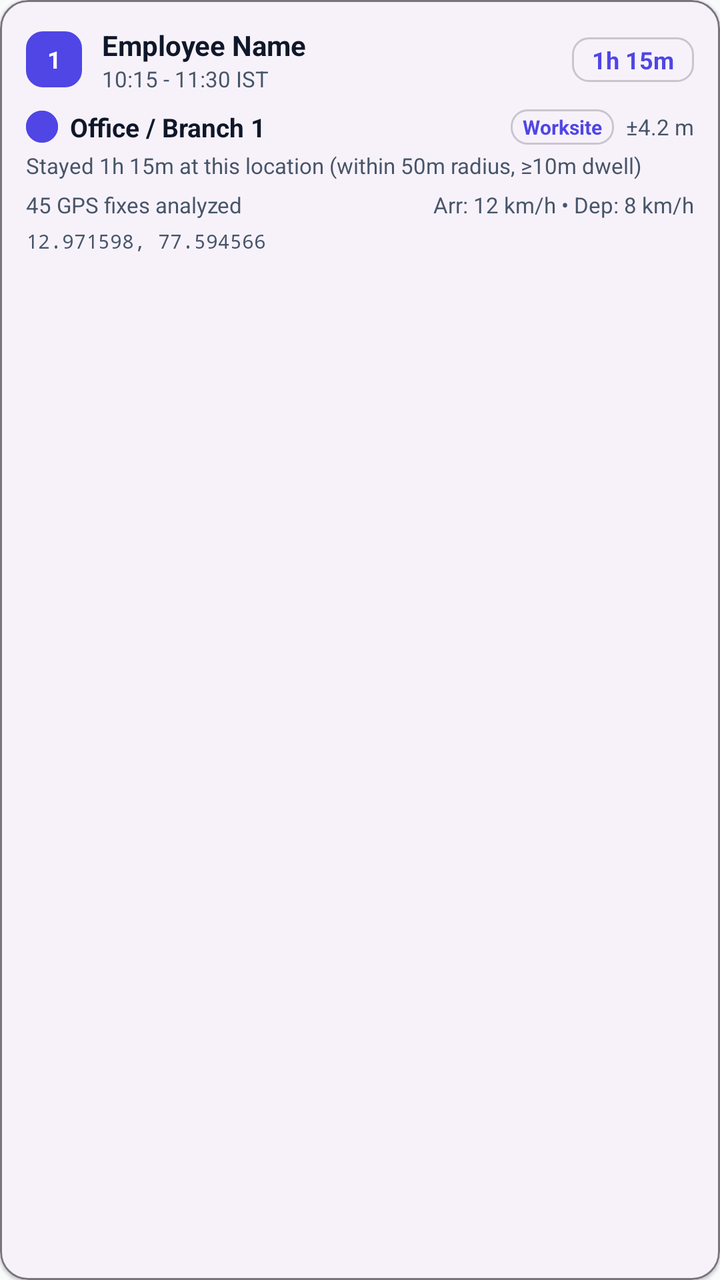
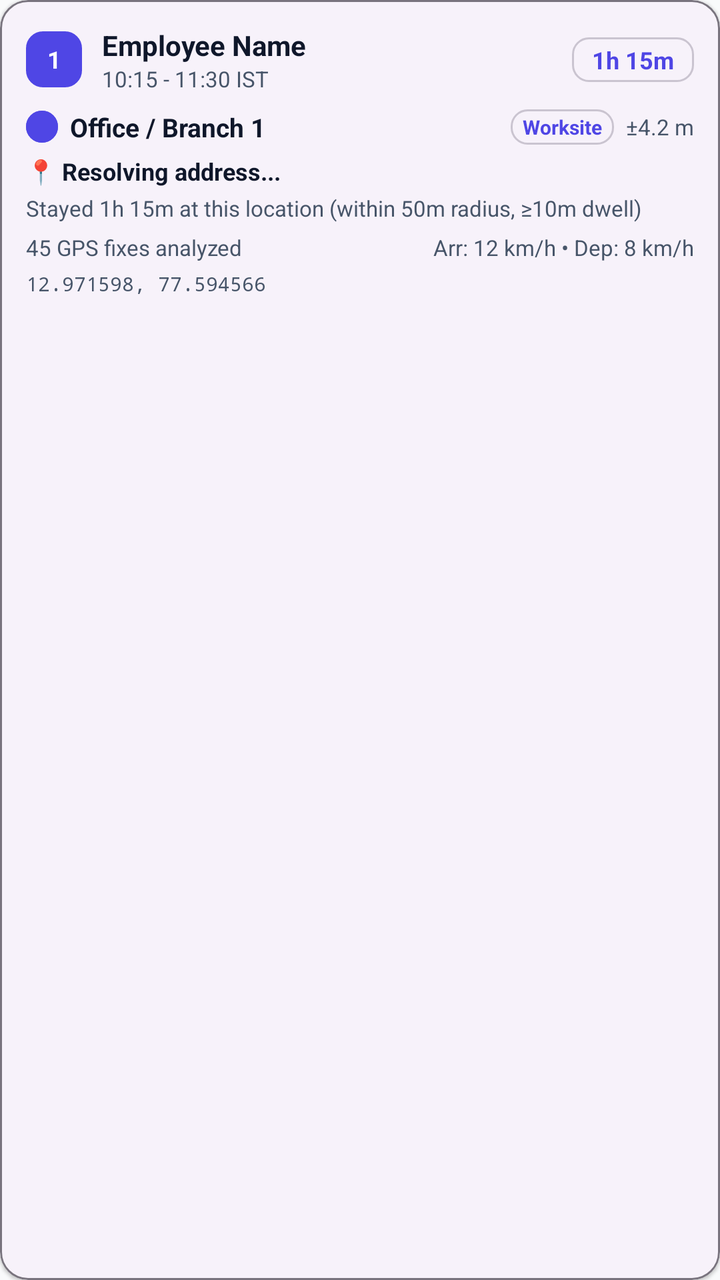

Two renders of the same Android screen: before a commit and after it. Below are the layout's source before the change and the commit's diff.
<!-- AndroidManifest.xml: application theme Theme.Biometric -->
<!-- res/layout/item_location_stay.xml -->
<?xml version="1.0" encoding="utf-8"?>
<com.google.android.material.card.MaterialCardView xmlns:android="http://schemas.android.com/apk/res/android"
    xmlns:app="http://schemas.android.com/apk/res-auto"
    android:id="@+id/cardStay"
    android:layout_width="match_parent"
    android:layout_height="wrap_content"
    android:layout_marginBottom="8dp"
    android:clickable="true"
    android:focusable="true"
    android:foreground="?attr/selectableItemBackground"
    app:cardCornerRadius="14dp"
    app:cardElevation="1dp"
    app:strokeWidth="1dp"
    app:strokeColor="?attr/colorOutline">

    <LinearLayout
        android:layout_width="match_parent"
        android:layout_height="wrap_content"
        android:orientation="vertical"
        android:padding="13dp">

        
        <LinearLayout
            android:layout_width="match_parent"
            android:layout_height="wrap_content"
            android:gravity="center_vertical"
            android:orientation="horizontal">

            <TextView
                android:id="@+id/tvStaySequence"
                android:layout_width="28dp"
                android:layout_height="28dp"
                android:background="@drawable/bg_rounded_card_outline"
                android:backgroundTint="?attr/colorPrimary"
                android:gravity="center"
                android:text="1"
                android:textColor="#FFFFFF"
                android:textSize="12sp"
                android:textStyle="bold" />

            <LinearLayout
                android:layout_width="0dp"
                android:layout_height="wrap_content"
                android:layout_marginStart="10dp"
                android:layout_weight="1"
                android:orientation="vertical">

                <TextView
                    android:id="@+id/tvStayEmployee"
                    android:layout_width="wrap_content"
                    android:layout_height="wrap_content"
                    android:text="Employee Name"
                    android:textColor="?attr/colorOnSurface"
                    android:textSize="14sp"
                    android:textStyle="bold" />

                <TextView
                    android:id="@+id/tvStayTime"
                    android:layout_width="wrap_content"
                    android:layout_height="wrap_content"
                    android:text="10:15 - 11:30 IST"
                    android:textColor="?attr/colorOnSurfaceVariant"
                    android:textSize="11sp" />
            </LinearLayout>

            <TextView
                android:id="@+id/tvStayDuration"
                android:layout_width="wrap_content"
                android:layout_height="wrap_content"
                android:paddingStart="10dp"
                android:paddingTop="3dp"
                android:paddingEnd="10dp"
                android:paddingBottom="3dp"
                android:background="@drawable/bg_rounded_card_outline"
                android:text="1h 15m"
                android:textColor="?attr/colorPrimary"
                android:textSize="12sp"
                android:textStyle="bold" />
        </LinearLayout>

        
        <LinearLayout
            android:layout_width="match_parent"
            android:layout_height="wrap_content"
            android:layout_marginTop="8dp"
            android:gravity="center_vertical"
            android:orientation="horizontal">

            <ImageView
                android:layout_width="16dp"
                android:layout_height="16dp"
                android:src="@drawable/ic_office_marker"
                app:tint="?attr/colorPrimary" />

            <TextView
                android:id="@+id/tvStayLocation"
                android:layout_width="0dp"
                android:layout_height="wrap_content"
                android:layout_marginStart="6dp"
                android:layout_weight="1"
                android:text="Office / Branch 1"
                android:textColor="?attr/colorOnSurface"
                android:textSize="13sp"
                android:textStyle="bold" />

            <TextView
                android:id="@+id/tvStayCategory"
                android:layout_width="wrap_content"
                android:layout_height="wrap_content"
                android:paddingStart="6dp"
                android:paddingEnd="6dp"
                android:paddingTop="2dp"
                android:paddingBottom="2dp"
                android:background="@drawable/bg_rounded_card_outline"
                android:textSize="10sp"
                android:textStyle="bold"
                android:textColor="?attr/colorPrimary"
                android:text="Worksite" />

            <Space android:layout_width="6dp" android:layout_height="1dp" />

            <TextView
                android:id="@+id/tvStayAccuracy"
                android:layout_width="wrap_content"
                android:layout_height="wrap_content"
                android:text="±4.2 m"
                android:textColor="?attr/colorOnSurfaceVariant"
                android:textSize="11sp" />
        </LinearLayout>

        
        <TextView
            android:id="@+id/tvStayAdminSummary"
            android:layout_width="match_parent"
            android:layout_height="wrap_content"
            android:layout_marginTop="3dp"
            android:text="Stayed 1h 15m at this location (within 50m radius, ≥10m dwell)"
            android:textColor="?attr/colorOnSurfaceVariant"
            android:textSize="11sp" />

        
        <LinearLayout
            android:layout_width="match_parent"
            android:layout_height="wrap_content"
            android:layout_marginTop="5dp"
            android:gravity="center_vertical"
            android:orientation="horizontal">

            <TextView
                android:id="@+id/tvStayPoints"
                android:layout_width="0dp"
                android:layout_height="wrap_content"
                android:layout_weight="1"
                android:text="45 GPS fixes analyzed"
                android:textColor="?attr/colorOnSurfaceVariant"
                android:textSize="11sp" />

            <TextView
                android:id="@+id/tvStaySpeeds"
                android:layout_width="wrap_content"
                android:layout_height="wrap_content"
                android:text="Arr: 12 km/h • Dep: 8 km/h"
                android:textColor="?attr/colorOnSurfaceVariant"
                android:textSize="11sp" />
        </LinearLayout>

        
        <TextView
            android:id="@+id/tvStayCoords"
            android:layout_width="match_parent"
            android:layout_height="wrap_content"
            android:layout_marginTop="4dp"
            android:text="12.971598, 77.594566"
            android:textColor="?attr/colorOnSurfaceVariant"
            android:textSize="10sp"
            android:fontFamily="monospace" />

    </LinearLayout>
</com.google.android.material.card.MaterialCardView>
<!-- resources referenced by this layout -->
<resources>
  <!-- drawable bg_rounded_card_outline (drawable) -->
  <?xml version="1.0" encoding="utf-8"?>
  <shape xmlns:android="http://schemas.android.com/apk/res/android"
      android:shape="rectangle">
      <corners android:radius="8dp" />
      <stroke
          android:width="1dp"
          android:color="?attr/colorOutlineVariant" />
  </shape>
  <!-- drawable ic_office_marker (drawable) -->
  <vector xmlns:android="http://schemas.android.com/apk/res/android"
      android:width="34dp"
      android:height="34dp"
      android:viewportWidth="34"
      android:viewportHeight="34">
    <path
        android:fillColor="#FFFFFF"
        android:pathData="M17,17m-17,0a17,17 0,1 1,34 0a17,17 0,1 1,-34 0"/>
    <path
        android:strokeColor="#6C757D"
        android:strokeWidth="3"
        android:pathData="M17,17m-15.5,0a15.5,15.5 0,1 1,31 0a15.5,15.5 0,1 1,-31 0"/>
    <path
        android:fillColor="#495057"
        android:pathData="M12,12h10v10h-10zM14,14v6h6v-6z"/>
  </vector>
  <style name="Theme.Biometric" parent="Theme.Material3.DayNight.NoActionBar">
          
          <item name="colorPrimary">@color/colorPrimary</item>
          <item name="colorPrimaryDark">@color/colorPrimaryDark</item>
          <item name="colorPrimaryVariant">@color/colorPrimaryDark</item>
          <item name="colorOnPrimary">@android:color/white</item>
          
          
          <item name="colorSecondary">@color/colorAccent</item>
          <item name="colorOnSecondary">@android:color/white</item>
  
          
          <item name="android:colorBackground">@color/window_background</item>
          <item name="android:windowBackground">@color/window_background</item>
          <item name="android:windowDisablePreview">false</item>
          <item name="colorSurface">@color/window_background</item>
          <item name="colorOnSurface">@color/text_primary</item>
          <item name="colorSurfaceVariant">@color/colorSurfaceVariant</item>
          <item name="colorOnSurfaceVariant">@color/text_secondary</item>
          <item name="colorError">@color/red</item>
          <item name="colorOnError">@android:color/white</item>
          <item name="colorOutline">@color/outline</item>
          <item name="colorOutlineVariant">@color/outline_variant</item>
  
          
          <item name="android:statusBarColor">?attr/colorSurface</item>
          <item name="android:windowLightStatusBar">true</item>
          <item name="android:navigationBarColor">?attr/colorSurface</item>
          <item name="android:windowLightNavigationBar" tools:targetApi="27">true</item>
          <item name="android:windowLayoutInDisplayCutoutMode" tools:targetApi="28">shortEdges</item>
  
          
          <item name="android:windowActivityTransitions">true</item>
          <item name="android:windowEnterTransition">@android:transition/fade</item>
          <item name="android:windowExitTransition">@android:transition/fade</item>
  
          
          <item name="toolbarStyle">@style/Widget.App.Toolbar</item>
          <item name="materialCardViewStyle">@style/Widget.App.CardView</item>
      </style>
  <color name="colorPrimary">#4F46E5</color>
  <color name="colorPrimaryDark">#4338CA</color>
  <color name="colorAccent">#F43F5E</color>
  <color name="window_background">#F9FAFB</color>
  <color name="text_primary">#0F172A</color>
  <color name="colorSurfaceVariant">#F3F4F6</color>
  <color name="text_secondary">#475569</color>
  <color name="red">#EF4444</color>
  <color name="outline">#79747E</color>
  <color name="outline_variant">#CAC4D0</color>
  <style name="Widget.App.Toolbar" parent="Widget.Material3.Toolbar.OnSurface">
          <item name="titleTextAppearance">@style/TextAppearance.App.ToolbarTitle</item>
      </style>
  <style name="Widget.App.CardView" parent="Widget.Material3.CardView.Elevated">
          <item name="cardCornerRadius">16dp</item>
          <item name="cardElevation">4dp</item>
      </style>
  <style name="TextAppearance.App.ToolbarTitle" parent="TextAppearance.Material3.TitleLarge">
          <item name="android:textStyle">bold</item>
      </style>
</resources>

<!-- the commit's change to res/layout/item_location_stay.xml (unified diff, before → after) -->
@@ -129,6 +129,31 @@
         </LinearLayout>
 
         
+        <LinearLayout
+            android:layout_width="match_parent"
+            android:layout_height="wrap_content"
+            android:layout_marginTop="5dp"
+            android:gravity="center_vertical"
+            android:orientation="horizontal">
+
+            <TextView
+                android:layout_width="wrap_content"
+                android:layout_height="wrap_content"
+                android:text="📍 "
+                android:textSize="12sp" />
+
+            <TextView
+                android:id="@+id/tvStayAddress"
+                android:layout_width="0dp"
+                android:layout_height="wrap_content"
+                android:layout_weight="1"
+                android:text="Resolving address..."
+                android:textColor="?attr/colorOnSurface"
+                android:textSize="12sp"
+                android:textStyle="bold" />
+        </LinearLayout>
+
+        
         <TextView
             android:id="@+id/tvStayAdminSummary"
             android:layout_width="match_parent"
